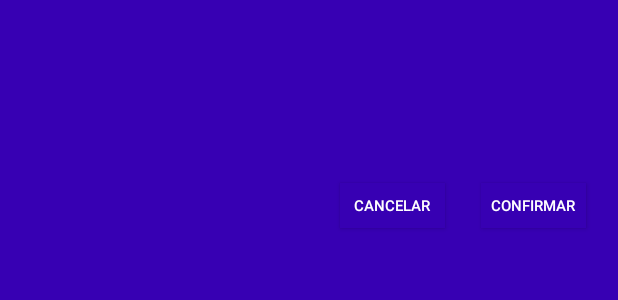
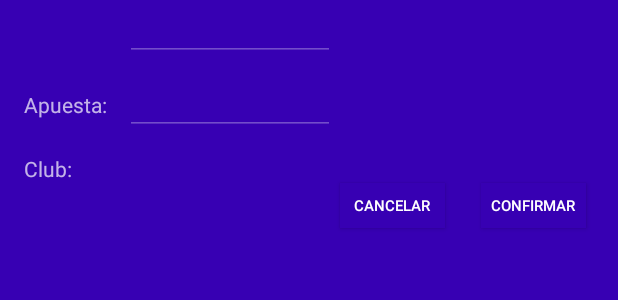
Before and after one commit to itsNand0/ApostamosApp, an Android app: the layout alert_dialog_ir_contra.xml on its own in the app's theme, with its tools: preview values and no code run, on a phone screen of 412 x 824 dp. Shown: the top 300 px of the screen. Run offline under Robolectric (Android 15) with nearby library versions, the phone set to English and light mode, and no system bars.

Commit message:
Se puede ir en contra de una apuesta hecha, primer partido

```diff
--- a/app/src/main/java/com/example/apostamos/MiCuenta.java
+++ b/app/src/main/java/com/example/apostamos/MiCuenta.java
@@ -6,10 +6,8 @@ import androidx.appcompat.app.AppCompatActivity;
 
 import android.content.DialogInterface;
 import android.content.Intent;
-import android.net.Uri;
 import android.os.Bundle;
 import android.text.TextUtils;
-import android.util.Log;
 import android.view.LayoutInflater;
 import android.view.View;
 import android.widget.Button;
@@ -21,7 +19,6 @@ import android.widget.Toast;
 import com.google.android.gms.tasks.OnSuccessListener;
 import com.google.firebase.auth.FirebaseAuth;
 import com.google.firebase.auth.FirebaseUser;
-import com.google.firebase.auth.UserProfileChangeRequest;
 import com.google.firebase.database.DataSnapshot;
 import com.google.firebase.database.DatabaseError;
 import com.google.firebase.database.DatabaseReference;
@@ -30,7 +27,6 @@ import com.google.firebase.database.Query;
 import com.google.firebase.database.ValueEventListener;
 import com.squareup.picasso.Picasso;
 
-import java.util.EventListener;
 import java.util.HashMap;
 import java.util.Map;
 
@@ -138,7 +134,7 @@ public class MiCuenta extends AppCompatActivity {
         final FirebaseUser user = FirebaseAuth.getInstance().getCurrentUser();
         AlertDialog.Builder builder = new AlertDialog.Builder(MiCuenta.this);
         LayoutInflater inflater = getLayoutInflater();
-        View view = inflater.inflate(R.layout.retirar_alert_dialog, null);
+        View view = inflater.inflate(R.layout.alert_dialog_retirar, null);
         builder.setView(view);
         AlertDialog dialog = builder.create();
         dialog.setTitle("Retirar");
--- a/app/src/main/res/layout/alert_dialog_ir_contra.xml
+++ b/app/src/main/res/layout/alert_dialog_ir_contra.xml
@@ -8,36 +8,26 @@
 
     <TextView
         android:id="@+id/textView40"
-        android:layout_width="185dp"
-        android:layout_height="26dp"
+        android:layout_width="wrap_content"
+        android:layout_height="wrap_content"
         android:layout_marginStart="16dp"
         android:layout_marginLeft="16dp"
-        android:layout_marginTop="10dp"
+        android:layout_marginTop="60dp"
+        android:text="Apuesta:"
         android:textSize="14sp"
         app:layout_constraintStart_toStartOf="parent"
-        app:layout_constraintTop_toBottomOf="@+id/textView42" />
+        app:layout_constraintTop_toTopOf="parent" />
 
     <TextView
         android:id="@+id/textView41"
-        android:layout_width="185dp"
-        android:layout_height="23dp"
+        android:layout_width="wrap_content"
+        android:layout_height="wrap_content"
         android:layout_marginStart="16dp"
         android:layout_marginLeft="16dp"
-        android:layout_marginBottom="15dp"
+        android:text="Club:"
         android:textSize="14sp"
         app:layout_constraintBottom_toTopOf="@+id/button12"
         app:layout_constraintStart_toStartOf="parent" />
-
-    <TextView
-        android:id="@+id/textView42"
-        android:layout_width="247dp"
-        android:layout_height="26dp"
-        android:layout_marginTop="16dp"
-        android:layout_marginEnd="81dp"
-        android:layout_marginRight="81dp"
-        android:textSize="14sp"
-        app:layout_constraintEnd_toEndOf="parent"
-        app:layout_constraintTop_toTopOf="parent" />
 
     <androidx.constraintlayout.widget.Guideline
         android:id="@+id/guideline19"
@@ -69,4 +59,44 @@
         android:textSize="10sp"
         app:layout_constraintBottom_toTopOf="@+id/guideline19"
         app:layout_constraintEnd_toEndOf="parent" />
+
+    <TextView
+        android:id="@+id/textView43"
+        android:layout_width="105dp"
+        android:layout_height="20dp"
+        android:layout_marginStart="35dp"
+        android:layout_marginLeft="35dp"
+        app:layout_constraintBottom_toTopOf="@+id/button12"
+        app:layout_constraintStart_toEndOf="@+id/textView41" />
+
+    <EditText
+        android:id="@+id/editTextTextPersonName"
+        android:layout_width="wrap_content"
+        android:layout_height="37dp"
+        android:layout_marginStart="12dp"
+        android:layout_marginLeft="12dp"
+        android:layout_marginTop="12dp"
+        android:ems="10"
+        android:enabled="false"
+        android:inputType="textPersonName"
+        android:textColor="@color/colorGhostWhite"
+        android:textSize="12sp"
+        app:layout_constraintStart_toEndOf="@+id/textView40"
+        app:layout_constraintTop_toBottomOf="@+id/editTextTextPersonName2" />
+
+    <EditText
+        android:id="@+id/editTextTextPersonName2"
+        android:layout_width="wrap_content"
+        android:layout_height="37dp"
+        android:layout_marginStart="83dp"
+        android:layout_marginLeft="83dp"
+        android:layout_marginTop="3dp"
+        android:ems="10"
+        android:textColor="@color/colorGhostWhite"
+        android:enabled="false"
+        android:inputType="textPersonName"
+        android:textSize="12sp"
+        app:layout_constraintStart_toStartOf="parent"
+        app:layout_constraintTop_toTopOf="parent" />
+
 </androidx.constraintlayout.widget.ConstraintLayout>
```
Also changed, not shown: app/src/main/java/com/example/apostamos/SeleccionPrimerPartido.java (+8 -8 lines), app/src/main/res/layout/elementos_listview_nuevaapuesta.xml (+20 -22 lines), app/src/main/res/layout/alert_dialog_retirar.xml (renamed from app/src/main/res/layout/retirar_alert_dialog.xml).
